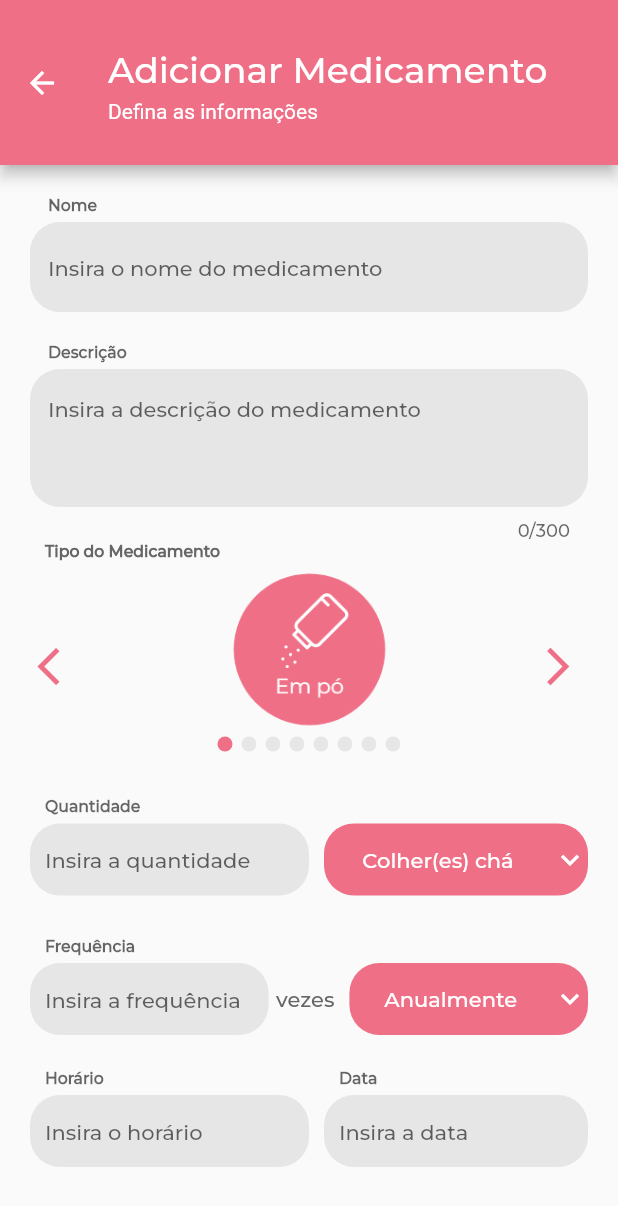
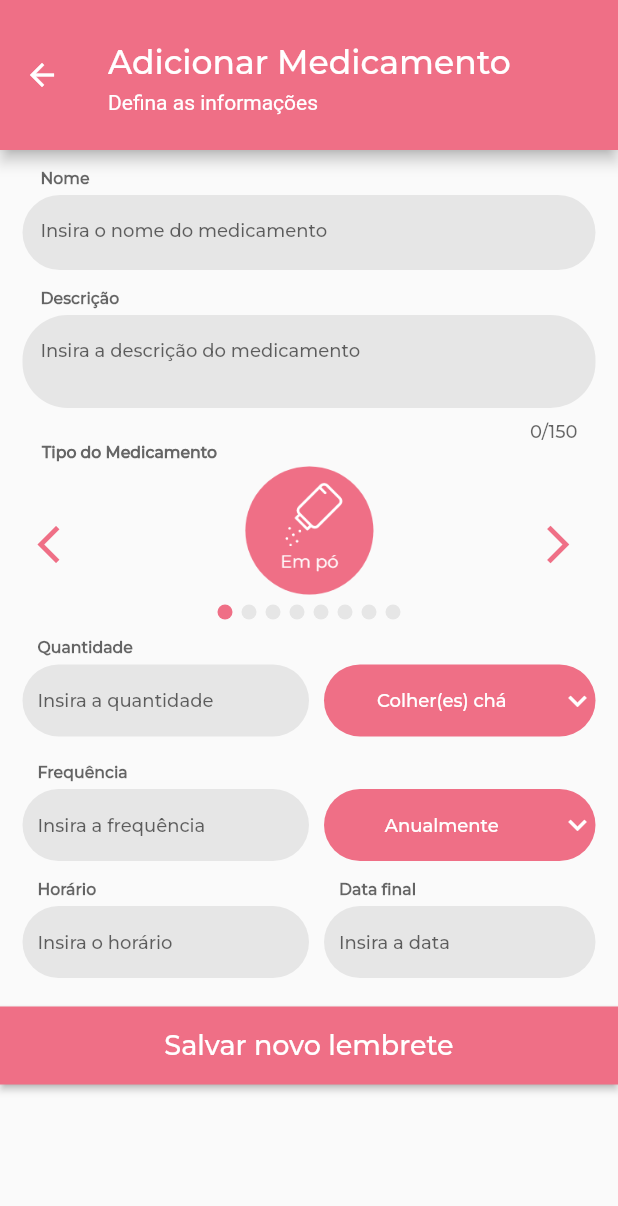
Before and after one commit to blendamazetto/app_medicine, a Flutter app: the MyFormPage screen opened directly, on a phone screen of 412 x 824 dp. Shown: the top 1206 px of the screen. Run offline on Flutter 3.47's test engine with Material 2 defaults, Android fonts, the phone set to English and light mode, and no system bars; drawn by our look-alikes of card_swiper; our stand-ins replace sqflite; missing offline and left inert: bottom_bar; accounts and stored records are empty.

Commit message:
Arrumando as telas anteriores

```diff
--- a/app_medicine/lib/form.dart
+++ b/app_medicine/lib/form.dart
@@ -21,13 +21,13 @@ class _MyFormPageState extends State<MyFormPage> {
         systemOverlayStyle: SystemUiOverlayStyle(
           statusBarColor: Palette.pinkToWhite,
         ),
-        toolbarHeight: 110,
+        toolbarHeight: 100,
         title: RichText(
           textAlign: TextAlign.left,
           text: const TextSpan(
             text: 'Adicionar Medicamento',
             style: TextStyle(
-                fontSize: 24,
+                fontSize: 22,
                 fontFamily: 'Montserrat',
                 height: 1.5,
                 color: Colors.white),
@@ -80,16 +80,19 @@ class _MyCustomFormState extends State<MyCustomForm> {
     return ListView(
       children: <Widget>[
         //MEDICINE NAME FIELD
-        Padding(
-          padding: const EdgeInsets.symmetric(horizontal: 20, vertical: 38),
+        Container(
+          padding:
+              const EdgeInsets.only(top: 30, bottom: 30, left: 15, right: 15),
+          height: 110,
           child: TextField(
             controller: nameinput,
+            style: const TextStyle(fontSize: 12),
             decoration: const InputDecoration(
               border: OutlineInputBorder(
-                borderRadius: BorderRadius.all(Radius.circular(20)),
+                borderRadius: BorderRadius.all(Radius.circular(30)),
                 borderSide: BorderSide.none,
               ),
-              hintStyle: TextStyle(fontSize: 14),
+              hintStyle: TextStyle(fontSize: 12),
               hintText: 'Insira o nome do medicamento',
               labelStyle: TextStyle(
                 fontWeight: FontWeight.bold,
@@ -106,20 +109,21 @@ class _MyCustomFormState extends State<MyCustomForm> {
         ),
 
         //MEDICINE DESCRIPTION FIELD
-        Padding(
-          padding: const EdgeInsets.symmetric(horizontal: 20, vertical: 0),
+        Container(
+          padding: const EdgeInsets.only(left: 15, right: 15),
           child: TextField(
             controller: descinput,
             textAlignVertical: TextAlignVertical.top,
             keyboardType: TextInputType.multiline,
-            maxLines: 3,
-            maxLength: 300,
+            maxLines: 2,
+            maxLength: 150,
+            style: const TextStyle(fontSize: 12),
             decoration: const InputDecoration(
               border: OutlineInputBorder(
-                borderRadius: BorderRadius.all(Radius.circular(20)),
+                borderRadius: BorderRadius.all(Radius.circular(30)),
                 borderSide: BorderSide.none,
               ),
-              hintStyle: TextStyle(fontSize: 14),
+              hintStyle: TextStyle(fontSize: 12),
               hintText: 'Insira a descrição do medicamento',
               labelStyle: TextStyle(
                 fontWeight: FontWeight.bold,
@@ -140,7 +144,7 @@ class _MyCustomFormState extends State<MyCustomForm> {
         Align(
           alignment: Alignment.centerLeft,
           child: Container(
-            margin: const EdgeInsets.only(left: 30, right: 20.0),
+            margin: const EdgeInsets.only(left: 28),
             child: const Text(
               'Tipo do Medicamento',
               style: TextStyle(
@@ -153,9 +157,9 @@ class _MyCustomFormState extends State<MyCustomForm> {
         ),
         Container(
           alignment: Alignment.center,
-          margin: const EdgeInsets.symmetric(horizontal: 20, vertical: 5),
+          margin: const EdgeInsets.symmetric(horizontal: 20),
           child: SizedBox(
-            height: 130.0,
+            height: 110.0,
             width: double.maxFinite,
             child: Swiper(
               itemBuilder: (BuildContext context, int index) {
@@ -165,7 +169,7 @@ class _MyCustomFormState extends State<MyCustomForm> {
               },
               itemCount: images.length,
               pagination: const SwiperPagination(
-                  margin: EdgeInsets.fromLTRB(0.0, 0.0, 0.0, 5.0),
+                  margin: EdgeInsets.fromLTRB(0.0, 0.0, 0.0, 2.0),
                   builder: DotSwiperPaginationBuilder(
                       color: Color(0xffe6e6e6),
                       activeColor: Color(0xffef6f86),
@@ -215,7 +219,7 @@ class _MyCustomFormState extends State<MyCustomForm> {
 
         //QUANTITY FIELD + DROPDOWN BUTTON
         Padding(
-          padding: const EdgeInsets.symmetric(horizontal: 20, vertical: 35),
+          padding: const EdgeInsets.symmetric(horizontal: 15, vertical: 25),
           child: IntrinsicHeight(
             child: Row(
               crossAxisAlignment: CrossAxisAlignment.stretch,
@@ -226,13 +230,14 @@ class _MyCustomFormState extends State<MyCustomForm> {
                       controller: quantinput,
                       keyboardType: TextInputType.number,
                       maxLength: 4,
+                      style: const TextStyle(fontSize: 12),
                       decoration: const InputDecoration(
                         counterText: "",
                         border: OutlineInputBorder(
-                          borderRadius: BorderRadius.all(Radius.circular(20)),
+                          borderRadius: BorderRadius.all(Radius.circular(30)),
                           borderSide: BorderSide.none,
                         ),
-                        hintStyle: TextStyle(fontSize: 14),
+                        hintStyle: TextStyle(fontSize: 12),
                         hintText: 'Insira a quantidade',
                         labelStyle: TextStyle(
                           fontWeight: FontWeight.bold,
@@ -240,8 +245,7 @@ class _MyCustomFormState extends State<MyCustomForm> {
                           //color: Color(0xff666666)
                         ),
                         floatingLabelBehavior: FloatingLabelBehavior.always,
-                        contentPadding: EdgeInsetsDirectional.only(
-                            bottom: 10, start: 10, top: 0, end: 0),
+                        contentPadding: EdgeInsetsDirectional.only(start: 10),
                         labelText: 'Quantidade\n\n',
                         alignLabelWithHint: false,
                         fillColor: Color(0xffe6e6e6),
@@ -252,23 +256,22 @@ class _MyCustomFormState extends State<MyCustomForm> {
                 ),
                 Expanded(
                   child: Padding(
-                    padding: const EdgeInsetsDirectional.only(
-                        bottom: 10, start: 10, top: 0, end: 0),
+                    padding: const EdgeInsetsDirectional.only(start: 10),
                     child: DecoratedBox(
                       decoration: BoxDecoration(
                           color: const Color(0xffef6f86),
-                          borderRadius: BorderRadius.circular(20)),
+                          borderRadius: BorderRadius.circular(30)),
                       child: DropdownButton(
                         style: const TextStyle(
                           fontFamily: 'Montserrat',
-                          fontSize: 14,
+                          fontSize: 12,
                           color: Color(0xffffffff),
                         ),
                         underline: Container(
                           height: 0,
                         ),
                         dropdownColor: Palette.pinkToWhite,
-                        borderRadius: BorderRadius.circular(20),
+                        borderRadius: BorderRadius.circular(30),
                         isExpanded: true,
                         value: dropdownValueQ,
                         icon: const Icon(Icons.keyboard_arrow_down),
@@ -295,7 +298,7 @@ class _MyCustomFormState extends State<MyCustomForm> {
 
         //FREQUENCY FIELD + DROPDOWN BUTTON
         Padding(
-          padding: const EdgeInsets.symmetric(horizontal: 20, vertical: 0),
+          padding: const EdgeInsets.symmetric(horizontal: 15, vertical: 10),
           child: IntrinsicHeight(
               child: Row(
             crossAxisAlignment: CrossAxisAlignment.stretch,
@@ -309,10 +312,11 @@ class _MyCustomFormState extends State<MyCustomForm> {
                       FilteringTextInputFormatter.digitsOnly,
                     ],
                     maxLength: 2,
+                    style: const TextStyle(fontSize: 12),
                     decoration: const InputDecoration(
                       counterText: "",
                       border: OutlineInputBorder(
-                        borderRadius: BorderRadius.all(Radius.circular(20)),
+                        borderRadius: BorderRadius.all(Radius.circular(30)),
                         borderSide: BorderSide.none,
                       ),
                       labelStyle: TextStyle(
@@ -322,10 +326,9 @@ class _MyCustomFormState extends State<MyCustomForm> {
                       ),
                       floatingLabelBehavior: FloatingLabelBehavior.always,
                       labelText: 'Frequência\n\n',
-                      hintStyle: TextStyle(fontSize: 14),
+                      hintStyle: TextStyle(fontSize: 12),
                       hintText: 'Insira a frequência',
-                      contentPadding: EdgeInsetsDirectional.only(
-                          bottom: 10, start: 10, top: 0, end: 0),
+                      contentPadding: EdgeInsetsDirectional.only(start: 10),
                       alignLabelWithHint: false,
                       fillColor: Color(0xffe6e6e6),
                       filled: true,
@@ -333,25 +336,18 @@ class _MyCustomFormState extends State<MyCustomForm> {
                   ),
                 ]),
               ),
-              Align(
-                alignment: Alignment.centerLeft,
-                child: Container(
-                  margin: const EdgeInsets.only(left: 5, right: 10),
-                  child: const Text(
-                    'vezes',
-                    style: TextStyle(color: Color(0xff666666), fontSize: 14),
-                  ),
-                ),
-              ),
               Expanded(
+                  child: Padding(
+                padding:
+                    const EdgeInsetsDirectional.only(bottom: 10, start: 10),
                 child: DecoratedBox(
                   decoration: BoxDecoration(
                       color: const Color(0xffef6f86),
-                      borderRadius: BorderRadius.circular(20)),
+                      borderRadius: BorderRadius.circular(30)),
                   child: DropdownButton(
                     style: const TextStyle(
                       fontFamily: 'Montserrat',
-                      fontSize: 14,
+                      fontSize: 12,
                       color: Color(0xffffffff),
                     ),
                     underline: Container(
@@ -362,7 +358,7 @@ class _MyCustomFormState extends State<MyCustomForm> {
                     value: dropdownValueF,
                     icon: const Icon(Icons.keyboard_arrow_down),
                     iconEnabledColor: const Color(0xffffffff),
-                    borderRadius: BorderRadius.circular(20),
+                    borderRadius: BorderRadius.circular(30),
                     items: itemsF.map((String itemsF) {
                       return DropdownMenuItem(
                         value: itemsF,
@@ -376,14 +372,14 @@ class _MyCustomFormState extends State<MyCustomForm> {
                     },
                   ),
                 ),
-              ),
+              )),
             ],
           )),
         ),
 
         //TIME AND DATE FIELDS
         Padding(
-          padding: const EdgeInsets.symmetric(horizontal: 20, vertical: 40),
+          padding: const EdgeInsets.symmetric(horizontal: 15, vertical: 10),
           child: IntrinsicHeight(
             child: Row(
               crossAxisAlignment: CrossAxisAlignment.stretch,
@@ -392,11 +388,12 @@ class _MyCustomFormState extends State<MyCustomForm> {
                   child: Column(children: [
                     TextField(
                       controller: timeinput,
+                      style: const TextStyle(fontSize: 12),
                       decoration: const InputDecoration(
                         labelText: "Horário\n\n",
                         counterText: "",
                         border: OutlineInputBorder(
-                          borderRadius: BorderRadius.all(Radius.circular(20)),
+                          borderRadius: BorderRadius.all(Radius.circular(30)),
                           borderSide: BorderSide.none,
                         ),
                         labelStyle: TextStyle(
@@ -405,10 +402,9 @@ class _MyCustomFormState extends State<MyCustomForm> {
                           //color: Color(0xff666666),
                         ),
                         floatingLabelBehavior: FloatingLabelBehavior.always,
-                        hintStyle: TextStyle(fontSize: 14),
+                        hintStyle: TextStyle(fontSize: 12),
                         hintText: 'Insira o horário',
-                        contentPadding: EdgeInsetsDirectional.only(
-                            bottom: 10, start: 10, top: 0, end: 0),
+                        contentPadding: EdgeInsetsDirectional.only(start: 10),
                         alignLabelWithHint: false,
                         fillColor: Color(0xffe6e6e6),
                         filled: true,
@@ -442,15 +438,16 @@ class _MyCustomFormState extends State<MyCustomForm> {
                 ),
                 Expanded(
                   child: Padding(
-                      padding: const EdgeInsetsDirectional.only(
-                          bottom: 10, start: 10, top: 0, end: 0),
+                      padding: const EdgeInsetsDirectional.only(start: 10),
                       child: TextField(
-                        controller:
-                            dateinput, //editing controller of this TextField
+                        controller: dateinput,
+                        style: const TextStyle(
+                            fontSize:
+                                12), //editing controller of this TextField
                         decoration: const InputDecoration(
                             border: OutlineInputBorder(
                               borderRadius:
-                                  BorderRadius.all(Radius.circular(20)),
+                                  BorderRadius.all(Radius.circular(30)),
                               borderSide: BorderSide.none,
                             ),
                             labelStyle: TextStyle(
@@ -459,14 +456,14 @@ class _MyCustomFormState extends State<MyCustomForm> {
                               //color: Color(0xff666666),
                             ),
                             floatingLabelBehavior: FloatingLabelBehavior.always,
-                            hintStyle: TextStyle(fontSize: 14),
+                            hintStyle: TextStyle(fontSize: 12),
                             hintText: 'Insira a data',
-                            contentPadding: EdgeInsetsDirectional.only(
-                                bottom: 10, start: 10, top: 0, end: 0),
+                            contentPadding:
+                                EdgeInsetsDirectional.only(start: 10),
                             alignLabelWithHint: false,
                             fillColor: Color(0xffe6e6e6),
                             filled: true,
-                            labelText: "Data\n\n"),
+                            labelText: "Data final\n\n"),
                         readOnly:
                             true, //set it true, so that user will not able to edit text
                         onTap: () async {
@@ -498,16 +495,14 @@ class _MyCustomFormState extends State<MyCustomForm> {
 
         //BUTTON ADD MEDICINE
         Padding(
-            padding: const EdgeInsetsDirectional.only(
-                start: 10, top: 0, end: 10, bottom: 10),
+            padding: const EdgeInsets.only(top: 9),
             child: ElevatedButton(
-              child: const Text('Adicionar lembrete'),
+              child: const Text('Salvar novo lembrete'),
               style: ElevatedButton.styleFrom(
-                  shape: RoundedRectangleBorder(
-                      borderRadius: BorderRadius.circular(20)),
+                  shape: const RoundedRectangleBorder(
+                      borderRadius: BorderRadius.zero),
                   primary: const Color(0xffef6f86),
-                  padding:
-                      const EdgeInsets.symmetric(horizontal: 50, vertical: 15),
+                  padding: const EdgeInsets.symmetric(vertical: 15),
                   textStyle:
                       const TextStyle(fontSize: 18, fontFamily: 'Montserrat')),
               onPressed: () => criaMedicamento(context),
--- a/app_medicine/lib/main.dart
+++ b/app_medicine/lib/main.dart
@@ -1,7 +1,6 @@
 import 'package:flutter/material.dart';
 import 'utils/pallete.dart';
 import 'pages/lista_medicamentos_page.dart';
-import 'data/medicamentos_db.dart';
 import 'package:bottom_bar/bottom_bar.dart';
 import 'package:flutter_localizations/flutter_localizations.dart';
 
--- a/app_medicine/lib/utils/config.dart
+++ b/app_medicine/lib/utils/config.dart
@@ -1,7 +1,7 @@
 String dropdownValueQ = 'Colher(es) chá';
 var itemsQ = [
   'Colher(es) chá',
-  'Colher(es) sobremesa',
+  'Colher(es)\nsobremesa',
   'Colher(es) sopa',
   'Grama(s) - g',
   'Gota(s)',
```
Also changed, not shown: app_medicine/lib/data/medicamento.dart (+22 -12 lines), app_medicine/lib/data/medicamentos_db.dart (+17 -18 lines), app_medicine/lib/editForm.dart (+87 -66 lines), app_medicine/lib/pages/lista_medicamentos_page.dart (+16 -17 lines).
